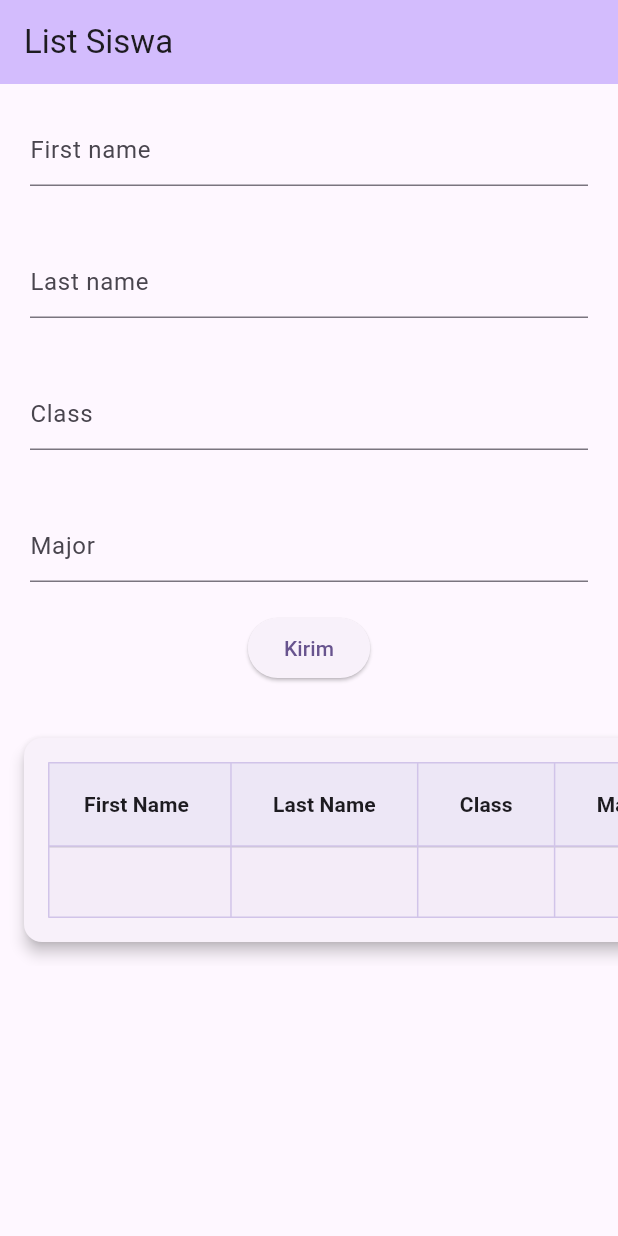
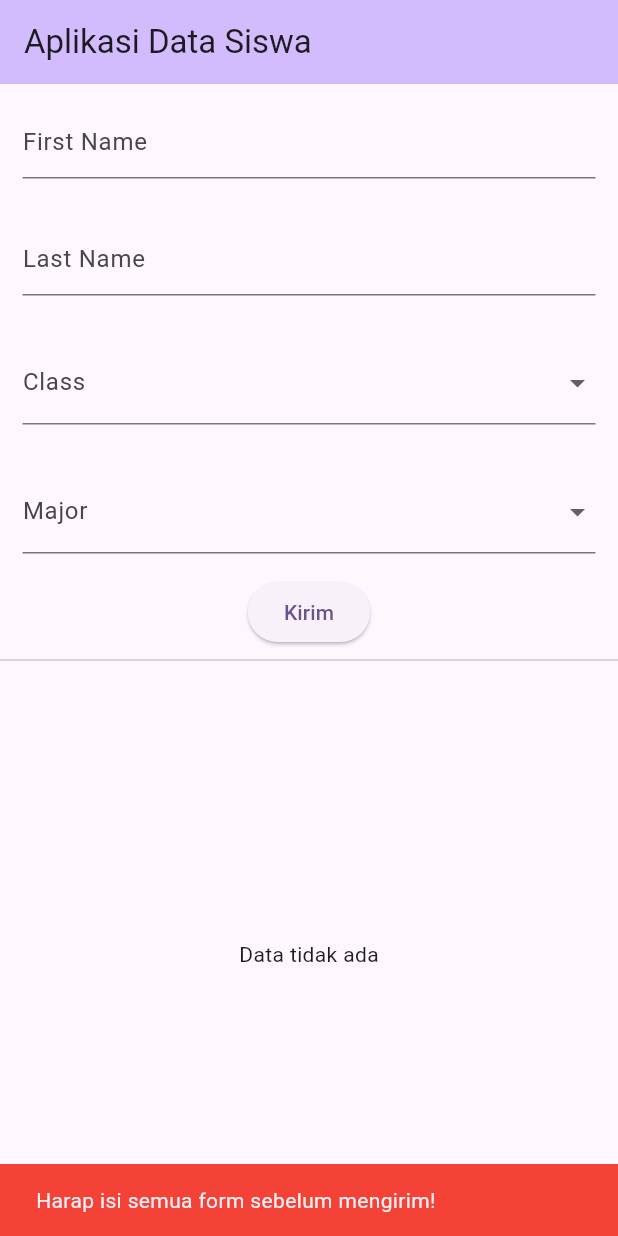
Before and after one commit to ZetaLawrance/listSiswa, a Flutter app: the screen it shows after launch, after a tap on "Kirim", on a phone screen of 412 x 824 dp. Run offline on Flutter 3.47's test engine with Material 3 defaults, Android fonts, the phone set to English and light mode, and no system bars.

Commit message:
Memperbaiki CRUD List Siswa

```diff
--- a/lib/main.dart
+++ b/lib/main.dart
@@ -10,12 +10,12 @@ class MyApp extends StatelessWidget {
   @override
   Widget build(BuildContext context) {
     return MaterialApp(
-      title: 'Flutter Form with Table',
+      title: 'Flutter Demo',
       theme: ThemeData(
         colorScheme: ColorScheme.fromSeed(seedColor: Colors.deepPurple),
         useMaterial3: true,
       ),
-      home: const MyHomePage(title: 'List Siswa'),
+      home: const MyHomePage(title: 'Aplikasi Data Siswa'),
     );
   }
 }
@@ -30,46 +30,186 @@ class MyHomePage extends StatefulWidget {
 }
 
 class _MyHomePageState extends State<MyHomePage> {
-  final TextEditingController _firstNameController = TextEditingController();
-  final TextEditingController _lastNameController = TextEditingController();
-  final TextEditingController _classController = TextEditingController();
-  final TextEditingController _majorController = TextEditingController();
+  final TextEditingController _firstNameControllerCreate = TextEditingController();
+  final TextEditingController _lastNameControllerCreate = TextEditingController();
 
-  List<Map<String, String>> students = [];
+  final TextEditingController _firstNameControllerUpdate = TextEditingController();
+  final TextEditingController _lastNameControllerUpdate = TextEditingController();
+
+  // Dropdown values
+  final List<String> _classes = ['X', 'XI', 'XII'];
+  final List<String> _majors = ['PPLG', 'MPLB', 'DKV', 'HR', 'TJKT', 'TM', 'TKR', 'TSM'];
+
+  String? _selectedClassCreate;
+  String? _selectedMajorCreate;
+
+  String? _selectedClassUpdate;
+  String? _selectedMajorUpdate;
+
+  List<Map<String, String>> _students = [];
 
   void _addStudent() {
-    setState(() {
-      students.add({
-        'firstName': _firstNameController.text,
-        'lastName': _lastNameController.text,
-        'class': _classController.text,
-        'major': _majorController.text,
-      });
-      _clearFields();
-    });
+    if (_firstNameControllerCreate.text.isEmpty ||
+        _lastNameControllerCreate.text.isEmpty ||
+        _selectedClassCreate == null ||
+        _selectedMajorCreate == null) {
+      ScaffoldMessenger.of(context).showSnackBar(
+        const SnackBar(
+          content: Text('Harap isi semua form sebelum mengirim!'),
+          backgroundColor: Colors.red,
+          duration: Duration(seconds: 2),
+        ),
+      );
+      return;
     }
 
-  void _clearFields() {
-    _firstNameController.clear();
-    _lastNameController.clear();
-    _classController.clear();
-    _majorController.clear();
+    setState(() {
+      _students.add({
+        'firstName': _firstNameControllerCreate.text,
+        'lastName': _lastNameControllerCreate.text,
+        'class': _selectedClassCreate!,
+        'major': _selectedMajorCreate!,
+      });
+      _firstNameControllerCreate.clear();
+      _lastNameControllerCreate.clear();
+      _selectedClassCreate = null;
+      _selectedMajorCreate = null;
+    });
+
+    ScaffoldMessenger.of(context).showSnackBar(
+      const SnackBar(
+        content: Text('Data berhasil ditambahkan!'),
+        backgroundColor: Colors.green,
+        duration: Duration(seconds: 2),
+      ),
+    );
   }
 
-  void _editStudent(int index) {
+  void _showEditBottomSheet(int index) {
+    _firstNameControllerUpdate.text = _students[index]['firstName']!;
+    _lastNameControllerUpdate.text = _students[index]['lastName']!;
+    _selectedClassUpdate = _students[index]['class'];
+    _selectedMajorUpdate = _students[index]['major'];
+
+    showModalBottomSheet(
+      context: context,
+      isScrollControlled: true,
+      builder: (context) {
+        return Padding(
+          padding: EdgeInsets.only(
+            top: 20,
+            left: 20,
+            right: 20,
+            bottom: MediaQuery.of(context).viewInsets.bottom + 20,
+          ),
+          child: Column(
+            mainAxisSize: MainAxisSize.min,
+            children: [
+              const Text(
+                'Edit Data Siswa',
+                style: TextStyle(fontSize: 18, fontWeight: FontWeight.bold),
+              ),
+              const SizedBox(height: 10),
+              TextField(
+                controller: _firstNameControllerUpdate,
+                decoration: const InputDecoration(hintText: "First Name"),
+              ),
+              const SizedBox(height: 10),
+              TextField(
+                controller: _lastNameControllerUpdate,
+                decoration: const InputDecoration(hintText: "Last Name"),
+              ),
+              const SizedBox(height: 10),
+              DropdownButtonFormField<String>(
+                value: _selectedClassUpdate,
+                items: _classes
+                    .map((classItem) =>
+                        DropdownMenuItem(value: classItem, child: Text(classItem)))
+                    .toList(),
+                onChanged: (value) {
                   setState(() {
-      _firstNameController.text = students[index]['firstName']!;
-      _lastNameController.text = students[index]['lastName']!;
-      _classController.text = students[index]['class']!;
-      _majorController.text = students[index]['major']!;
-      students.removeAt(index);
+                    _selectedClassUpdate = value;
                   });
+                },
+                decoration: const InputDecoration(labelText: "Class"),
+              ),
+              const SizedBox(height: 10),
+              DropdownButtonFormField<String>(
+                value: _selectedMajorUpdate,
+                items: _majors
+                    .map((majorItem) =>
+                        DropdownMenuItem(value: majorItem, child: Text(majorItem)))
+                    .toList(),
+                onChanged: (value) {
+                  setState(() {
+                    _selectedMajorUpdate = value;
+                  });
+                },
+                decoration: const InputDecoration(labelText: "Major"),
+              ),
+              const SizedBox(height: 20),
+              ElevatedButton(
+                onPressed: () {
+                  if (_firstNameControllerUpdate.text.isEmpty ||
+                      _lastNameControllerUpdate.text.isEmpty ||
+                      _selectedClassUpdate == null ||
+                      _selectedMajorUpdate == null) {
+                    // Tampilkan pesan validasi jika form tidak lengkap
+                    ScaffoldMessenger.of(context).showSnackBar(
+                      const SnackBar(
+                        content: Text('Harap isi semua form sebelum update!'),
+                        backgroundColor: Colors.red,
+                        duration: Duration(seconds: 2),
+                      ),
+                    );
+                    return;
+                  }
+
+                  setState(() {
+                    _students[index] = {
+                      'firstName': _firstNameControllerUpdate.text,
+                      'lastName': _lastNameControllerUpdate.text,
+                      'class': _selectedClassUpdate!,
+                      'major': _selectedMajorUpdate!,
+                    };
+                    _firstNameControllerUpdate.clear();
+                    _lastNameControllerUpdate.clear();
+                    _selectedClassUpdate = null;
+                    _selectedMajorUpdate = null;
+                  });
+
+                  // Tampilkan pesan sukses
+                  ScaffoldMessenger.of(context).showSnackBar(
+                    const SnackBar(
+                      content: Text('Data berhasil diperbarui!'),
+                      backgroundColor: Colors.green,
+                      duration: Duration(seconds: 2),
+                    ),
+                  );
+
+                  Navigator.pop(context);
+                },
+                child: const Text('Update'),
+              ),
+            ],
+          ),
+        );
+      },
+    );
   }
 
   void _deleteStudent(int index) {
     setState(() {
-      students.removeAt(index);
+      _students.removeAt(index);
     });
+
+    ScaffoldMessenger.of(context).showSnackBar(
+      const SnackBar(
+        content: Text('Data berhasil dihapus!'),
+        backgroundColor: Colors.green,
+        duration: Duration(seconds: 2),
+      ),
+    );
   }
 
   @override
@@ -79,94 +219,93 @@ class _MyHomePageState extends State<MyHomePage> {
         backgroundColor: Theme.of(context).colorScheme.inversePrimary,
         title: Text(widget.title),
       ),
-      body: SingleChildScrollView(
-        child: Column(
+      body: Column(
         mainAxisAlignment: MainAxisAlignment.start,
         children: <Widget>[
           Padding(
-              padding: const EdgeInsets.all(20.0),
+            padding: const EdgeInsets.all(15.0),
             child: TextField(
-                controller: _firstNameController,
-                decoration: const InputDecoration(hintText: "First name"),
+              controller: _firstNameControllerCreate,
+              decoration: const InputDecoration(hintText: "First Name"),
             ),
           ),
           Padding(
-              padding: const EdgeInsets.all(20.0),
+            padding: const EdgeInsets.all(15.0),
             child: TextField(
-                controller: _lastNameController,
-                decoration: const InputDecoration(hintText: "Last name"),
+              controller: _lastNameControllerCreate,
+              decoration: const InputDecoration(hintText: "Last Name"),
             ),
           ),
           Padding(
-              padding: const EdgeInsets.all(20.0),
-              child: TextField(
-                controller: _classController,
-                decoration: const InputDecoration(hintText: "Class"),
+            padding: const EdgeInsets.all(15.0),
+            child: DropdownButtonFormField<String>(
+              value: _selectedClassCreate,
+              items: _classes
+                  .map((classItem) =>
+                      DropdownMenuItem(value: classItem, child: Text(classItem)))
+                  .toList(),
+              onChanged: (value) {
+                setState(() {
+                  _selectedClassCreate = value;
+                });
+              },
+              decoration: const InputDecoration(labelText: "Class"),
             ),
           ),
           Padding(
-              padding: const EdgeInsets.all(20.0),
-              child: TextField(
-                controller: _majorController,
-                decoration: const InputDecoration(hintText: "Major"),
+            padding: const EdgeInsets.all(15.0),
+            child: DropdownButtonFormField<String>(
+              value: _selectedMajorCreate,
+              items: _majors
+                  .map((majorItem) =>
+                      DropdownMenuItem(value: majorItem, child: Text(majorItem)))
+                  .toList(),
+              onChanged: (value) {
+                setState(() {
+                  _selectedMajorCreate = value;
+                });
+              },
+              decoration: const InputDecoration(labelText: "Major"),
             ),
           ),
           ElevatedButton(
             onPressed: _addStudent,
             child: const Text('Kirim'),
           ),
-            const SizedBox(height: 20),
-            SingleChildScrollView(
-              scrollDirection: Axis.horizontal,
-              child: Card(
-                margin: const EdgeInsets.all(16.0),
-                elevation: 4,
-                shape: RoundedRectangleBorder(
-                  borderRadius: BorderRadius.circular(12),
-                ),
-                child: Padding(
-                  padding: const EdgeInsets.all(16.0),
-                  child: DataTable(
-                    headingRowColor: MaterialStateColor.resolveWith((states) => Colors.deepPurple.shade50),
-                    dataRowColor: MaterialStateColor.resolveWith((states) => Colors.deepPurple.shade100.withOpacity(0.1)),
-                    border: TableBorder.all(color: Colors.deepPurple.shade100, width: 1.0),
-                    columns: const [
-                      DataColumn(label: Text('First Name', style: TextStyle(fontWeight: FontWeight.bold))),
-                      DataColumn(label: Text('Last Name', style: TextStyle(fontWeight: FontWeight.bold))),
-                      DataColumn(label: Text('Class', style: TextStyle(fontWeight: FontWeight.bold))),
-                      DataColumn(label: Text('Major', style: TextStyle(fontWeight: FontWeight.bold))),
-                      DataColumn(label: Text('Actions', style: TextStyle(fontWeight: FontWeight.bold))),
-                    ],
-                    rows: List<DataRow>.generate(
-                      students.length,
-                      (index) => DataRow(
-                        cells: [
-                          DataCell(Text(students[index]['firstName']!)),
-                          DataCell(Text(students[index]['lastName']!)),
-                          DataCell(Text(students[index]['class']!)),
-                          DataCell(Text(students[index]['major']!)),
-                          DataCell(Row(
+          const Divider(),  // Pembatas antara form dan list data
+          Expanded(
+            child: _students.isEmpty
+                ? const Center(child: Text('Data tidak ada'))
+                : ListView.builder(
+                    itemCount: _students.length,
+                    itemBuilder: (context, index) {
+                      return Card(
+                        margin: const EdgeInsets.symmetric(vertical: 5, horizontal: 10),
+                        child: ListTile(
+                          title: Text(
+                              "${_students[index]['firstName']} ${_students[index]['lastName']}"),
+                          subtitle: Text(
+                              "${_students[index]['class']} ${_students[index]['major']}"),
+                          trailing: Row(
+                            mainAxisSize: MainAxisSize.min,
                             children: [
                               IconButton(
+                                onPressed: () => _showEditBottomSheet(index),
                                 icon: const Icon(Icons.edit, color: Colors.blue),
-                                onPressed: () => _editStudent(index),
                               ),
                               IconButton(
+                                onPressed: () => _deleteStudent(index),
                                 icon: const Icon(Icons.delete, color: Colors.red),
-                                onPressed: () => _deleteStudent(index),
-                              ),
-                            ],
-                          )),
-                        ],
-                      ),
-                    ),
-                  ),
-                ),
-              ),
                               ),
                             ],
                           ),
                         ),
                       );
+                    },
+                  ),
+          ),
+        ],
+      ),
+    );
   }
 }
```
Lines whose indentation alone changed are shown as unchanged.
